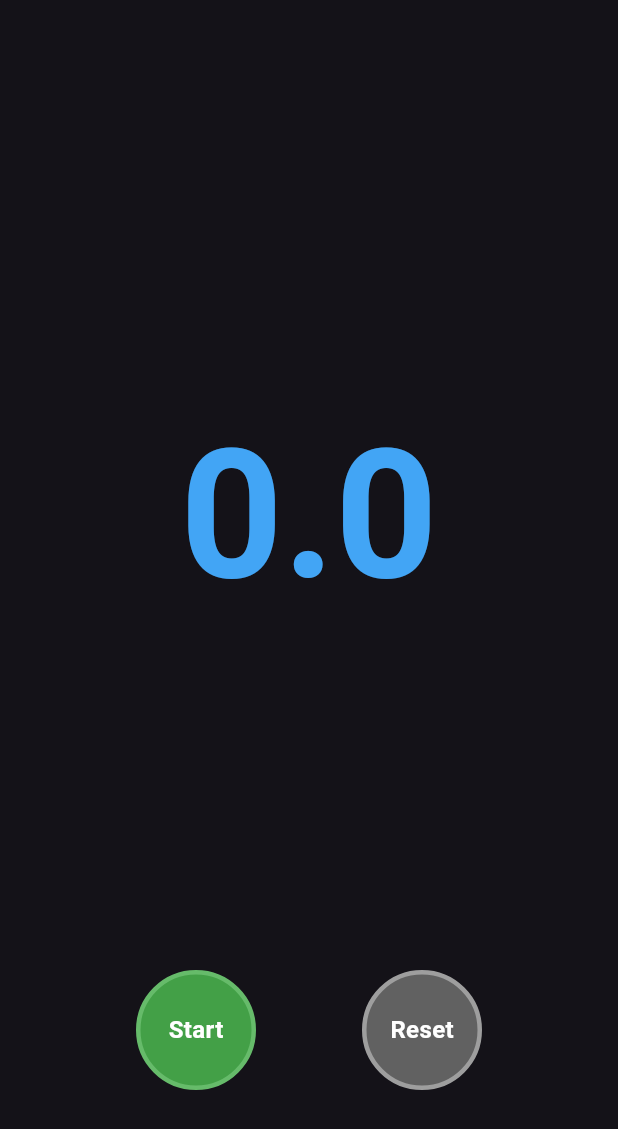
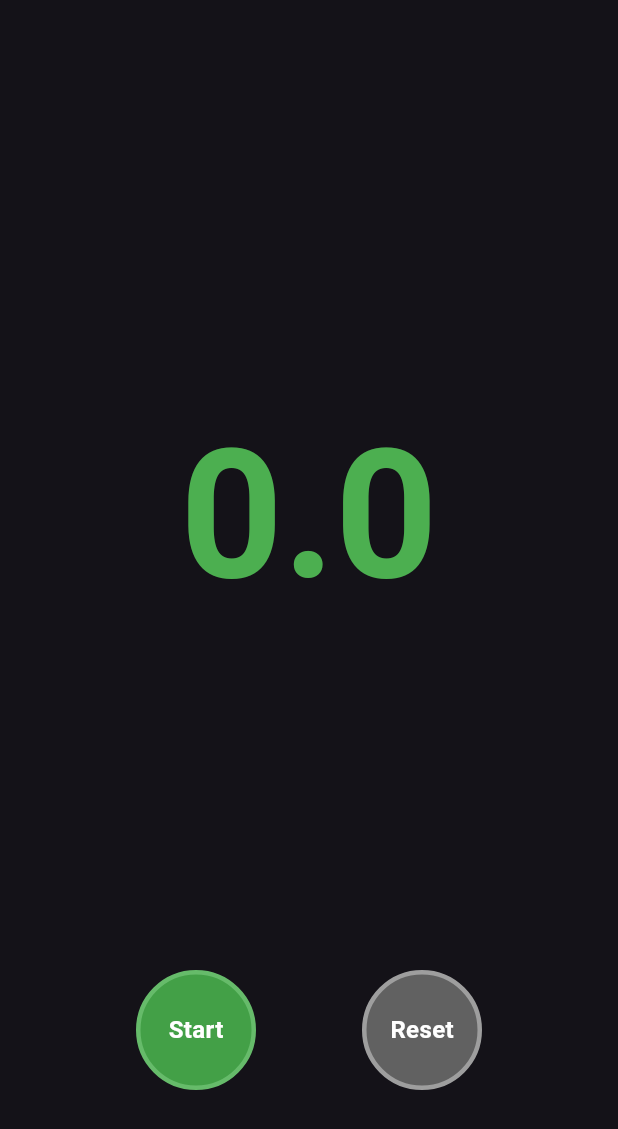
Before and after one commit to ArslanYousaf12/app_with_llm, a Flutter app: the screen it shows after launch, on a phone screen of 412 x 824 dp. Shown: the top 1129 px of the screen. Run offline on Flutter 3.47's test engine with Material 3 defaults, Android fonts, the phone set to English and light mode, and no system bars; our stand-ins replace audioplayers, permission_handler, speech_to_text; Roboto replaces fonts that are missing (BabasNeue).

Commit message:
Setup project structure and dark theme
- Created feature-based folder structure (lib/features/timer, lib/shared/widgets, lib/core/theme)
- Implemented AppTheme class with Material 3 dark theme
- Added green color scheme for timer app
- Updated main.dart to use centralized theme configuration
- Marked steps 1-2 as completed in plan.md

```diff
--- /dev/null
+++ b/lib/core/theme/app_theme.dart
@@ -0,0 +1,52 @@
+import 'package:flutter/material.dart';
+
+class AppTheme {
+  static ThemeData get darkTheme {
+    return ThemeData.dark().copyWith(
+      colorScheme: const ColorScheme.dark(
+        primary: Colors.green,
+        secondary: Colors.greenAccent,
+        surface: Color(0xFF1E1E1E),
+        background: Colors.black,
+        onPrimary: Colors.black,
+        onSecondary: Colors.black,
+        onSurface: Colors.white,
+        onBackground: Colors.white,
+      ),
+      useMaterial3: true,
+      appBarTheme: const AppBarTheme(
+        backgroundColor: Colors.black,
+        foregroundColor: Colors.white,
+        elevation: 0,
+      ),
+      elevatedButtonTheme: ElevatedButtonThemeData(
+        style: ElevatedButton.styleFrom(
+          backgroundColor: Colors.green,
+          foregroundColor: Colors.black,
+          shape: const CircleBorder(),
+          padding: const EdgeInsets.all(24),
+        ),
+      ),
+      outlinedButtonTheme: OutlinedButtonThemeData(
+        style: OutlinedButton.styleFrom(
+          foregroundColor: Colors.white,
+          side: const BorderSide(color: Colors.white),
+          shape: const CircleBorder(),
+          padding: const EdgeInsets.all(24),
+        ),
+      ),
+      textTheme: const TextTheme(
+        displayLarge: TextStyle(
+          fontSize: 72,
+          fontWeight: FontWeight.bold,
+          color: Colors.white,
+        ),
+        titleLarge: TextStyle(
+          fontSize: 24,
+          fontWeight: FontWeight.bold,
+          color: Colors.white,
+        ),
+      ),
+    );
+  }
+}
--- a/lib/main.dart
+++ b/lib/main.dart
@@ -1,5 +1,6 @@
 import 'package:flutter/material.dart';
 import 'screens/timer_page.dart';
+import 'core/theme/app_theme.dart';
 
 void main() {
   runApp(const MyApp());
@@ -8,20 +9,11 @@ void main() {
 class MyApp extends StatelessWidget {
   const MyApp({super.key});
 
-  // This widget is the root of your application.
   @override
   Widget build(BuildContext context) {
     return MaterialApp(
       title: 'Voice Timer',
-      theme: ThemeData.dark().copyWith(
-        colorScheme: ColorScheme.dark(
-          primary: Colors.blue.shade400,
-          secondary: Colors.blueAccent,
-          surface: Colors.grey.shade900,
-          background: Colors.black,
-        ),
-        useMaterial3: true,
-      ),
+      theme: AppTheme.darkTheme,
       home: const TimerPage(),
     );
   }
```
Also changed, not shown: 2 other files.
